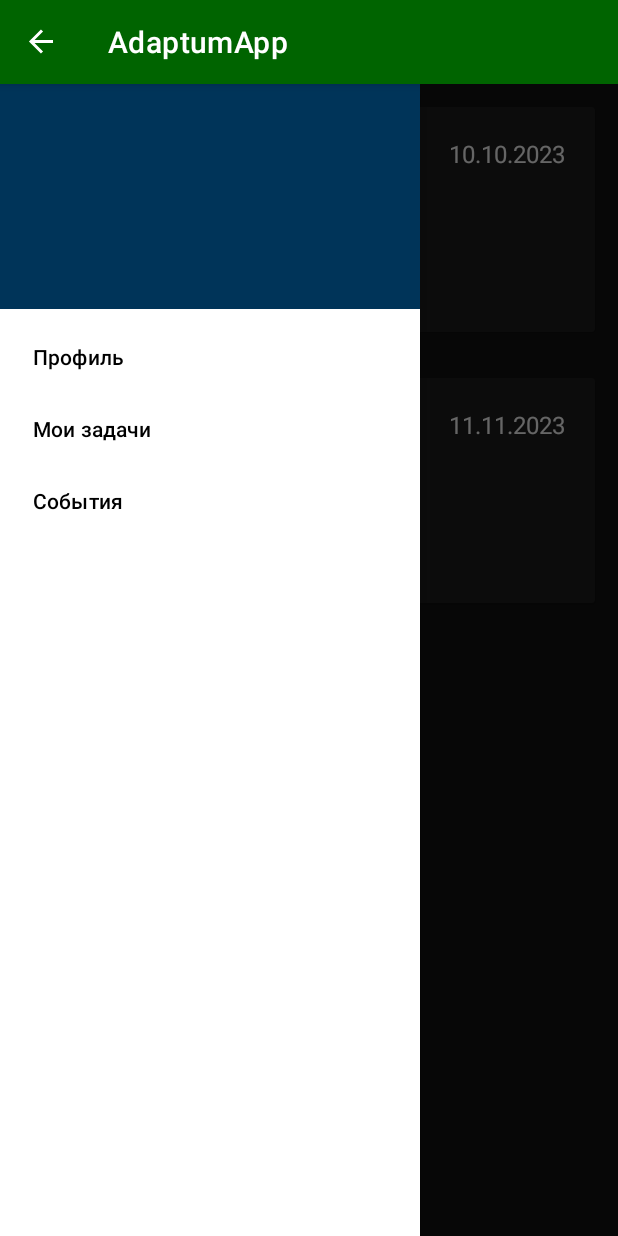
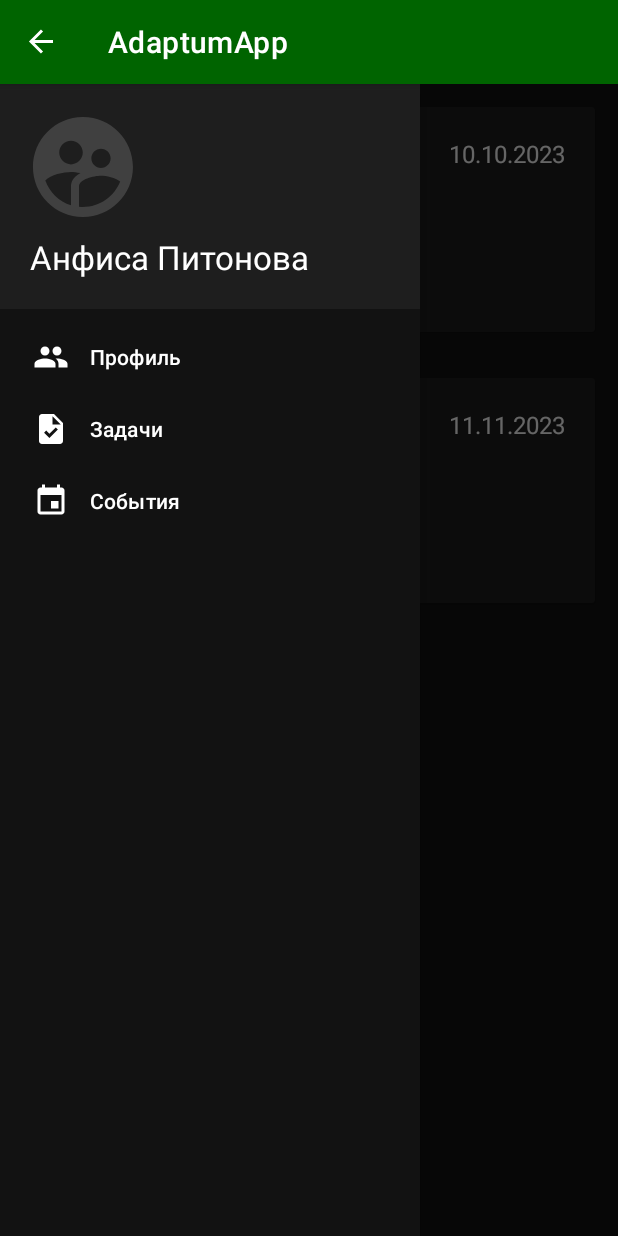
Before and after one commit to SergeiKrainyukov/AdaptumApp, an Android app: the screen it shows after launch (MainActivity), with the side drawer open, on a phone screen of 412 x 824 dp. Run offline under Robolectric (Android 15) with nearby library versions, the phone set to English and light mode, and no system bars; our stand-ins replace Dagger/Hilt's generated code.

Commit message:
Обновлено боковое меню

```diff
--- a/app/src/main/java/com/example/adaptumapp/presentation/MainActivity.kt
+++ b/app/src/main/java/com/example/adaptumapp/presentation/MainActivity.kt
@@ -2,6 +2,8 @@ package com.example.adaptumapp.presentation
 
 import android.os.Bundle
 import android.view.MenuItem
+import android.view.View
+import android.widget.TextView
 import androidx.appcompat.app.ActionBarDrawerToggle
 import androidx.appcompat.app.AppCompatActivity
 import androidx.core.view.GravityCompat
@@ -13,6 +15,7 @@ import com.example.adaptumapp.presentation.fragments.EventsFragment
 import com.example.adaptumapp.presentation.fragments.ProfileFragment
 import com.example.adaptumapp.presentation.fragments.TasksFragment
 import com.google.android.material.navigation.NavigationView
+
 
 class MainActivity : AppCompatActivity() {
 
@@ -40,7 +43,7 @@ class MainActivity : AppCompatActivity() {
                     Navigator.navigateReplace(ProfileFragment(), supportFragmentManager)
                 }
 
-                R.id.nav_my_trainings -> {
+                R.id.nav_my_tasks -> {
                     Navigator.navigateReplace(TasksFragment(), supportFragmentManager)
                 }
 
@@ -51,6 +54,11 @@ class MainActivity : AppCompatActivity() {
             drawerLayout.closeDrawer(GravityCompat.START)
             true
         }
+        val navigationView = findViewById<View>(R.id.nav_view) as NavigationView
+        val headerView = navigationView.getHeaderView(0)
+        val navHeaderTextView = headerView.findViewById<View>(R.id.name_tv) as TextView
+        navHeaderTextView.text = "Анфиса Питонова"
+
     }
 
     override fun onOptionsItemSelected(item: MenuItem): Boolean {
--- /dev/null
+++ b/app/src/main/res/drawable/ic_event.xml
@@ -0,0 +1,5 @@
+<vector android:height="24dp" android:tint="#404040"
+    android:viewportHeight="24" android:viewportWidth="24"
+    android:width="24dp" xmlns:android="http://schemas.android.com/apk/res/android">
+    <path android:fillColor="@android:color/white" android:pathData="M17,12h-5v5h5v-5zM16,1v2L8,3L8,1L6,1v2L5,3c-1.11,0 -1.99,0.9 -1.99,2L3,19c0,1.1 0.89,2 2,2h14c1.1,0 2,-0.9 2,-2L21,5c0,-1.1 -0.9,-2 -2,-2h-1L18,1h-2zM19,19L5,19L5,8h14v11z"/>
+</vector>
--- /dev/null
+++ b/app/src/main/res/drawable/ic_profile.xml
@@ -0,0 +1,5 @@
+<vector android:height="24dp" android:tint="#404040"
+    android:viewportHeight="24" android:viewportWidth="24"
+    android:width="24dp" xmlns:android="http://schemas.android.com/apk/res/android">
+    <path android:fillColor="@android:color/white" android:pathData="M16,11c1.66,0 2.99,-1.34 2.99,-3S17.66,5 16,5c-1.66,0 -3,1.34 -3,3s1.34,3 3,3zM8,11c1.66,0 2.99,-1.34 2.99,-3S9.66,5 8,5C6.34,5 5,6.34 5,8s1.34,3 3,3zM8,13c-2.33,0 -7,1.17 -7,3.5L1,19h14v-2.5c0,-2.33 -4.67,-3.5 -7,-3.5zM16,13c-0.29,0 -0.62,0.02 -0.97,0.05 1.16,0.84 1.97,1.97 1.97,3.45L17,19h6v-2.5c0,-2.33 -4.67,-3.5 -7,-3.5z"/>
+</vector>
--- /dev/null
+++ b/app/src/main/res/drawable/ic_tasks.xml
@@ -0,0 +1,5 @@
+<vector android:height="24dp" android:tint="#404040"
+    android:viewportHeight="24" android:viewportWidth="24"
+    android:width="24dp" xmlns:android="http://schemas.android.com/apk/res/android">
+    <path android:fillColor="@android:color/white" android:pathData="M14,2H6C4.9,2 4.01,2.9 4.01,4L4,20c0,1.1 0.89,2 1.99,2H18c1.1,0 2,-0.9 2,-2V8L14,2zM10.94,18L7.4,14.46l1.41,-1.41l2.12,2.12l4.24,-4.24l1.41,1.41L10.94,18zM13,9V3.5L18.5,9H13z"/>
+</vector>
--- a/app/src/main/res/layout/activity_main.xml
+++ b/app/src/main/res/layout/activity_main.xml
@@ -11,16 +11,18 @@
         android:id="@+id/fragment_container"
         android:layout_width="match_parent"
         android:layout_height="match_parent"
-        tools:layout="@layout/fragment_profile"
-        />
+        tools:layout="@layout/fragment_profile" />
 
     <com.google.android.material.navigation.NavigationView
         android:id="@+id/nav_view"
         android:layout_width="wrap_content"
         android:layout_height="match_parent"
         android:layout_gravity="start"
+        android:background="@color/test_primary"
+        app:itemIconTint="@color/white"
         android:fitsSystemWindows="true"
         app:headerLayout="@layout/nav_header"
+        app:itemTextColor="@color/white"
         app:menu="@menu/navigation_menu" />
 
 </androidx.drawerlayout.widget.DrawerLayout>
--- a/app/src/main/res/layout/nav_header.xml
+++ b/app/src/main/res/layout/nav_header.xml
@@ -1,7 +1,27 @@
 <?xml version="1.0" encoding="utf-8"?>
 <androidx.constraintlayout.widget.ConstraintLayout xmlns:android="http://schemas.android.com/apk/res/android"
+    xmlns:app="http://schemas.android.com/apk/res-auto"
     android:layout_width="match_parent"
     android:layout_height="150dp"
-    android:background="@color/primary_color">
+    xmlns:tools="http://schemas.android.com/tools"
+    android:background="@color/test_secondary">
+
+    <ImageView
+        android:layout_width="80dp"
+        android:layout_height="80dp"
+        android:layout_margin="15dp"
+        android:src="@drawable/ic_user"
+        app:layout_constraintStart_toStartOf="parent"
+        app:layout_constraintTop_toTopOf="parent" />
+
+    <TextView
+        android:id="@+id/name_tv"
+        style="@style/TitleTextStyleWhite"
+        android:layout_width="wrap_content"
+        android:layout_height="wrap_content"
+        android:layout_margin="20dp"
+        app:layout_constraintBottom_toBottomOf="parent"
+        app:layout_constraintStart_toStartOf="parent"
+        tools:text="Анфиса Питонова" />
 
 </androidx.constraintlayout.widget.ConstraintLayout>
--- a/app/src/main/res/menu/navigation_menu.xml
+++ b/app/src/main/res/menu/navigation_menu.xml
@@ -5,14 +5,17 @@
 
     <item
         android:id="@+id/nav_profile"
+        android:icon="@drawable/ic_profile"
         android:title="@string/nav_profile" />
 
     <item
-        android:id="@+id/nav_my_trainings"
-        android:title="@string/my_trainings" />
+        android:id="@+id/nav_my_tasks"
+        android:icon="@drawable/ic_tasks"
+        android:title="@string/tasks" />
 
     <item
         android:id="@+id/nav_events"
+        android:icon="@drawable/ic_event"
         android:title="@string/events" />
 
 </menu>
--- a/app/src/main/res/values/strings.xml
+++ b/app/src/main/res/values/strings.xml
@@ -6,7 +6,7 @@
     <string name="nav_open">Open</string>
     <string name="nav_close">Close</string>
     <string name="nav_profile">Профиль</string>
-    <string name="my_trainings">Мои задачи</string>
+    <string name="tasks">Задачи</string>
     <string name="events">События</string>
 
     <!--ProfileScreen-->
```
